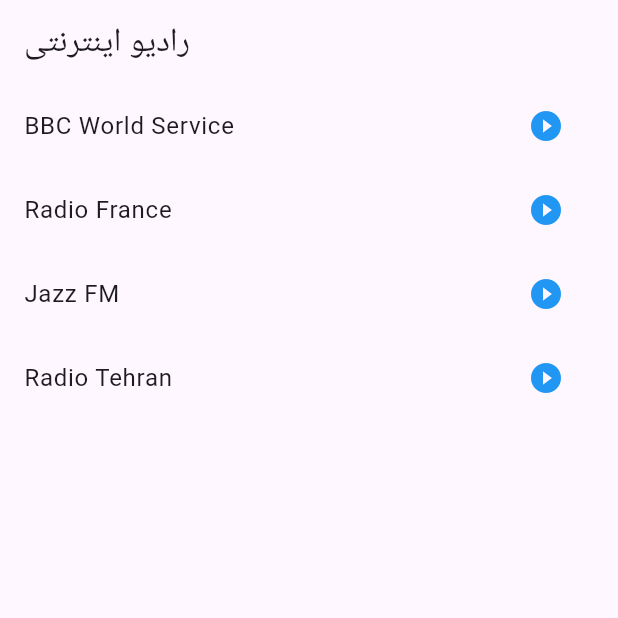
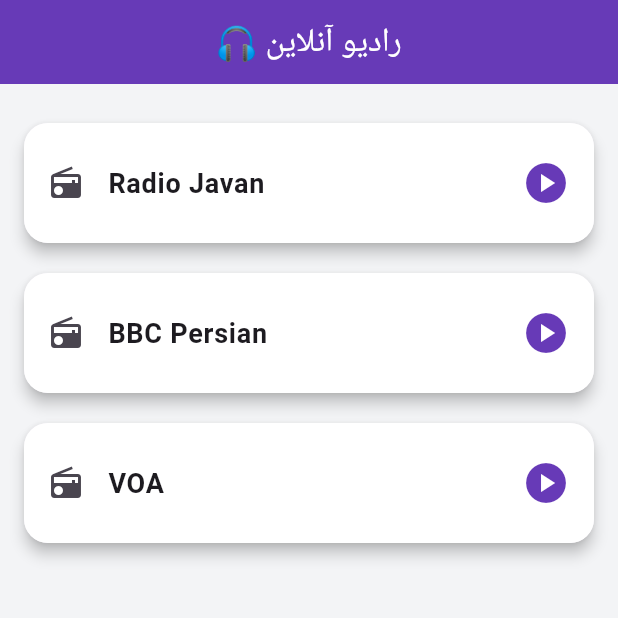
Before and after one commit to bahador96/Live_Radio, a Flutter app: the screen it shows after launch, on a phone screen of 412 x 824 dp, the top half of it. Run offline on Flutter 3.47's test engine with Material 3 defaults, Android fonts, the phone set to English and light mode, and no system bars; our stand-ins replace just_audio; network calls fail.

Commit message:
change UI

```diff
--- a/lib/main.dart
+++ b/lib/main.dart
@@ -5,7 +5,7 @@ import 'package:provider/provider.dart';
 
 void main() {
   runApp(
-    ChangeNotifierProvider(create: (_) => RadioPlayerService(), child: MyApp()),
+    ChangeNotifierProvider(create: (_) => RadioProvider(), child: MyApp()),
   );
 }
 
--- a/lib/page/radio_screen.dart
+++ b/lib/page/radio_screen.dart
@@ -3,45 +3,147 @@ import 'package:flutter_application_1/provider/radio_player.dart';
 import 'package:provider/provider.dart';
 
 class RadioPlayerScreen extends StatelessWidget {
-  final List<Map<String, String>> radioStations = [
-    {
-      "name": "BBC World Service",
-      "url": "https://stream.live.vc.bbcmedia.co.uk/bbc_world_service",
-    },
-    {
-      "name": "Radio France",
-      "url": "http://direct.franceinter.fr/live/franceinter-midfi.mp3",
-    },
-    {"name": "Jazz FM", "url": "http://media-ice.musicradio.com/JazzFM"},
-    {"name": "Radio Tehran", "url": "http://38.96.148.20:8010"},
-  ];
-
-  RadioPlayerScreen({super.key});
+  const RadioPlayerScreen({super.key});
 
   @override
   Widget build(BuildContext context) {
-    final player = Provider.of<RadioPlayerService>(context);
+    final radioProvider = Provider.of<RadioProvider>(context);
 
     return Scaffold(
-      appBar: AppBar(title: Text("رادیو اینترنتی")),
-      body: ListView.builder(
-        itemCount: radioStations.length,
-        itemBuilder: (context, index) {
-          final station = radioStations[index];
-          final isPlaying =
-              player.isPlaying && player.currentUrl == station["url"];
-          return ListTile(
-            title: Text(station["name"]!),
-            trailing: IconButton(
-              icon: Icon(
-                isPlaying ? Icons.pause_circle_filled : Icons.play_circle_fill,
-                color: Colors.blue,
+      backgroundColor: const Color(0xFFF3F4F6),
+      appBar: AppBar(
+        title: const Text("🎧 رادیو آنلاین"),
+        centerTitle: true,
+        backgroundColor: Colors.deepPurple,
+        foregroundColor: Colors.white,
+      ),
+
+      // لیست ایستگاه‌ها
+      body: Padding(
+        padding: const EdgeInsets.fromLTRB(16, 16, 16, 80),
+        child: ListView.builder(
+          itemCount: radioProvider.stations.length,
+          itemBuilder: (context, index) {
+            final station = radioProvider.stations[index];
+            final isPlaying = radioProvider.currentStation == station["name"];
+
+            return Card(
+              elevation: 4,
+              margin: const EdgeInsets.symmetric(vertical: 10),
+              shape: RoundedRectangleBorder(
+                borderRadius: BorderRadius.circular(16),
               ),
-              onPressed: () => player.playRadio(station["url"]!),
-            ),
-          );
-        },
+              child: ListTile(
+                shape: RoundedRectangleBorder(
+                  borderRadius: BorderRadius.circular(16),
+                ),
+                contentPadding: const EdgeInsets.symmetric(
+                  horizontal: 16,
+                  vertical: 12,
+                ),
+                tileColor: isPlaying ? Colors.deepPurple[50] : Colors.white,
+                leading: ClipRRect(
+                  borderRadius: BorderRadius.circular(8),
+                  child: Image.network(
+                    station["image"] ?? "",
+                    width: 50,
+                    height: 50,
+                    fit: BoxFit.cover,
+                    errorBuilder:
+                        (context, error, stackTrace) => const Icon(Icons.radio),
+                  ),
+                ),
+                title: Text(
+                  station["name"] ?? "بدون نام",
+                  style: const TextStyle(
+                    fontSize: 18,
+                    fontWeight: FontWeight.w600,
+                  ),
+                ),
+                trailing:
+                    radioProvider.isBuffering && isPlaying
+                        ? const CircularProgressIndicator()
+                        : Icon(
+                          isPlaying ? Icons.stop_circle : Icons.play_circle,
+                          size: 32,
+                          color: Colors.deepPurple,
+                        ),
+                onTap:
+                    () => radioProvider.togglePlay(
+                      station["name"]!,
+                      station["url"]!,
+                    ),
+              ),
+            );
+          },
+        ),
       ),
+
+      // نوار پخش پایین صفحه
+      bottomSheet:
+          radioProvider.currentStation != null
+              ? Container(
+                height: 80,
+                padding: const EdgeInsets.symmetric(horizontal: 20),
+                decoration: BoxDecoration(
+                  color: Colors.deepPurple[400],
+                  boxShadow: [
+                    BoxShadow(
+                      color: Colors.black12,
+                      blurRadius: 4,
+                      offset: Offset(0, -2),
+                    ),
+                  ],
+                ),
+                child: Row(
+                  mainAxisAlignment: MainAxisAlignment.spaceBetween,
+                  children: [
+                    // اطلاعات ایستگاه و آهنگ
+                    Expanded(
+                      child: Column(
+                        mainAxisAlignment: MainAxisAlignment.center,
+                        crossAxisAlignment: CrossAxisAlignment.start,
+                        children: [
+                          Text(
+                            radioProvider.currentStation!,
+                            style: const TextStyle(
+                              color: Colors.white,
+                              fontWeight: FontWeight.bold,
+                              fontSize: 16,
+                            ),
+                            overflow: TextOverflow.ellipsis,
+                          ),
+                          if (radioProvider.currentTrackTitle != null)
+                            Text(
+                              radioProvider.currentTrackTitle!,
+                              style: const TextStyle(
+                                color: Colors.white70,
+                                fontSize: 14,
+                              ),
+                              overflow: TextOverflow.ellipsis,
+                            ),
+                        ],
+                      ),
+                    ),
+                    // دکمه توقف
+                    IconButton(
+                      icon: const Icon(
+                        Icons.stop,
+                        color: Colors.white,
+                        size: 30,
+                      ),
+                      onPressed:
+                          () => radioProvider.togglePlay(
+                            radioProvider.currentStation!,
+                            radioProvider.stations.firstWhere(
+                              (s) => s["name"] == radioProvider.currentStation,
+                            )["url"]!,
+                          ),
+                    ),
+                  ],
+                ),
+              )
+              : null,
     );
   }
 }
--- a/lib/provider/radio_player.dart
+++ b/lib/provider/radio_player.dart
@@ -1,34 +1,73 @@
-import 'package:flutter/foundation.dart';
+import 'package:flutter/material.dart';
 import 'package:just_audio/just_audio.dart';
 
-class RadioPlayerService with ChangeNotifier {
+class RadioProvider with ChangeNotifier {
   final AudioPlayer _player = AudioPlayer();
-  bool _isPlaying = false;
-  String? _currentUrl;
+  String? _currentStation;
+  String? _currentTrackTitle;
+  bool _isBuffering = false;
 
-  bool get isPlaying => _isPlaying;
-  String? get currentUrl => _currentUrl;
+  // لیست ایستگاه‌ها با نام، URL و آدرس تصویر
+  final List<Map<String, String>> _stations = [
+    {
+      "name": "Radio Javan",
+      "url": "https://rjstream-recent.radiojavan.com/",
+      "image": "https://upload.wikimedia.org/wikipedia/en/3/35/Radio_Javan_Logo.png",
+    },
+    {
+      "name": "BBC Persian",
+      "url": "https://stream.live.vc.bbcmedia.co.uk/bbc_persian_radio",
+      "image": "https://upload.wikimedia.org/wikipedia/commons/4/48/BBC_News_Persian_logo.png",
+    },
+    {
+      "name": "VOA",
+      "url": "https://voa-lh.akamaihd.net/i/voa_live@324219/master.m3u8",
+      "image": "https://upload.wikimedia.org/wikipedia/commons/8/86/Voice_of_America_Logo.png",
+    },
+  ];
 
-  Future<void> playRadio(String url) async {
+  List<Map<String, String>> get stations => _stations;
+  String? get currentStation => _currentStation;
+  String? get currentTrackTitle => _currentTrackTitle;
+  bool get isPlaying => _player.playing;
+  bool get isBuffering => _isBuffering;
+
+  Future<void> togglePlay(String name, String url) async {
     try {
-      if (_currentUrl == url && _isPlaying) {
-        stopRadio();
-        return;
+      if (_currentStation == name && _player.playing) {
+        await _player.stop();
+        _currentStation = null;
+        _currentTrackTitle = null;
+      } else {
+        _isBuffering = true;
+        notifyListeners();
+
+        await _player.setUrl(url);
+        _player.play();
+
+        _currentStation = name;
+        _currentTrackTitle = null;
+
+        // گوش دادن به متادیتا
+        _player.icyMetadataStream.listen((metadata) {
+          final title = metadata?.info?.title;
+          if (title != null && title.isNotEmpty) {
+            _currentTrackTitle = title;
+            notifyListeners();
+          }
+        });
       }
-      await _player.setUrl(url);
-      _player.play();
-      _currentUrl = url;
-      _isPlaying = true;
+    } catch (e) {
+      print("⚠️ Player error: $e");
+    } finally {
+      _isBuffering = false;
       notifyListeners();
-    } catch (e) {
-      debugPrint("خطا در پخش رادیو: $e");
     }
   }
 
-  void stopRadio() {
-    _player.stop();
-    _isPlaying = false;
-    _currentUrl = null;
-    notifyListeners();
+  @override
+  void dispose() {
+    _player.dispose();
+    super.dispose();
   }
 }
```
